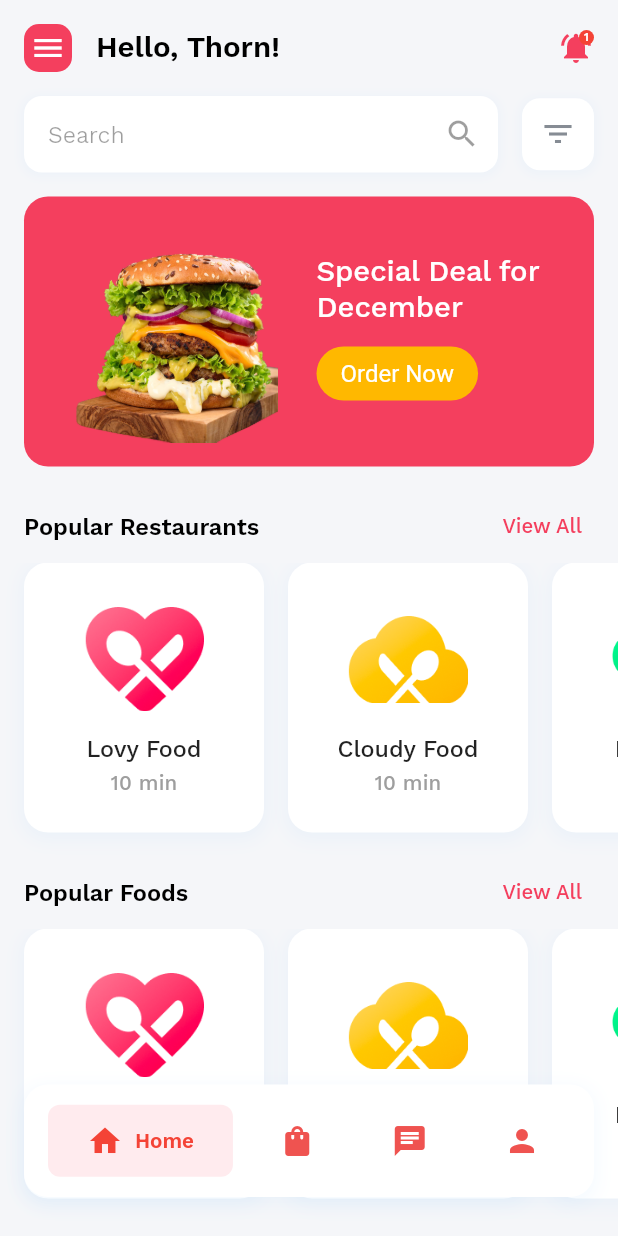
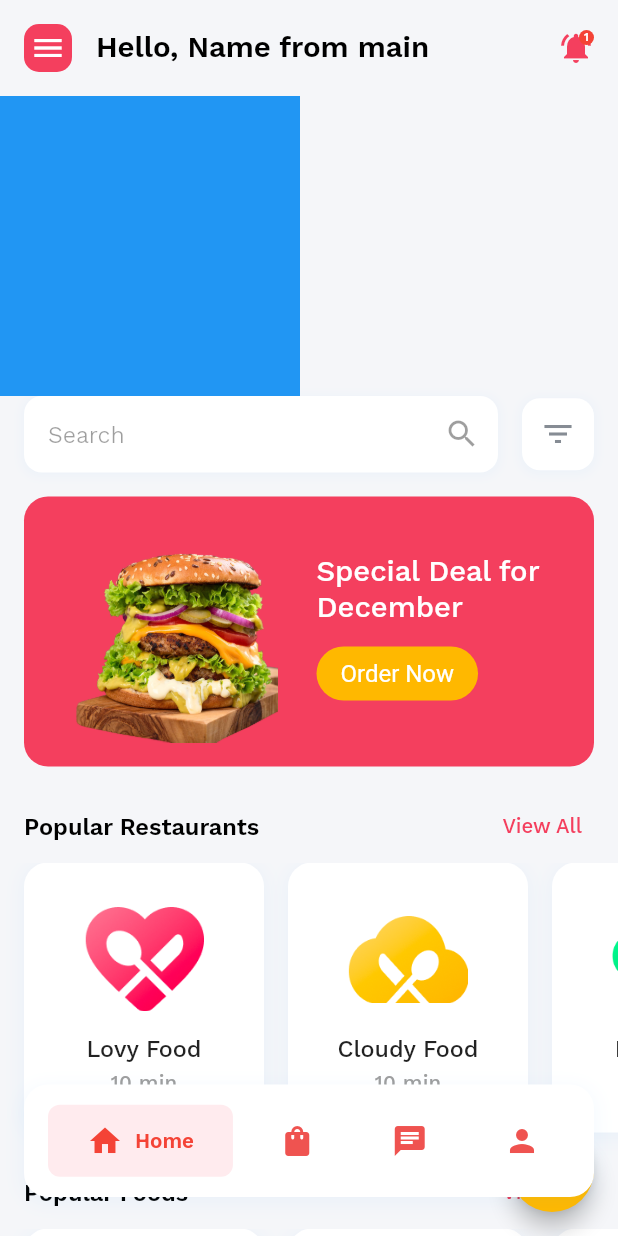
Before and after one commit to chornthorn/flutter_food_delivery_app_demo, a Flutter app: the screen it shows after launch, after a tap on "Get Started", on a phone screen of 412 x 824 dp. Run offline on Flutter 3.47's test engine with Material 2 defaults, Android fonts, the phone set to English and light mode, and no system bars.

Commit message:
lesson: state-management

```diff
--- a/lib/main.dart
+++ b/lib/main.dart
@@ -3,14 +3,23 @@ import 'package:flutter/services.dart';
 import 'package:flutter_food_delivery_app/common/constants.dart';
 import 'package:flutter_food_delivery_app/views/splash_page.dart';
 
+import 'models/my_model.dart';
 import 'router/app_router.dart';
 
+
+
 void main() {
-  runApp(MyApp());
+  runApp(
+    MyModel(
+      name: "Name from main",
+      myColor: Colors.blue,
+      child: MyApp(),
+    ),
+  );
 }
 
 class MyApp extends StatelessWidget {
-  const MyApp({Key? key}) : super(key: key);
+  MyApp({Key? key}) : super(key: key);
 
   @override
   Widget build(BuildContext context) {
--- /dev/null
+++ b/lib/models/my_model.dart
@@ -0,0 +1,28 @@
+import 'package:flutter/material.dart';
+
+class MyModel extends InheritedWidget {
+  MyModel({required super.child, required this.name,this.myColor = Colors.red});
+
+  final String name;
+  Color myColor;
+
+  static MyModel? maybeOf(BuildContext context) {
+    return context.dependOnInheritedWidgetOfExactType<MyModel>();
+  }
+
+  static MyModel of(BuildContext context) {
+    final MyModel? result = maybeOf(context);
+    assert(result != null, 'No FrogColor found in context');
+    return result!;
+  }
+
+  // method
+  void changeColor() {
+    myColor = Colors.pink;
+  }
+
+  @override
+  bool updateShouldNotify(covariant InheritedWidget oldWidget) {
+    return true;
+  }
+}
--- a/lib/views/home_page.dart
+++ b/lib/views/home_page.dart
@@ -1,8 +1,10 @@
 import 'package:flutter/material.dart';
+import 'package:flutter_food_delivery_app/main.dart';
 
 import '../common/constants.dart';
 import '../components/restaurant_item_card.dart';
 import '../components/search_and_filter_widget.dart';
+import '../models/my_model.dart';
 import 'popular_list_page.dart';
 
 class HomePage extends StatefulWidget {
@@ -17,12 +19,24 @@ class HomePage extends StatefulWidget {
 class _HomePageState extends State<HomePage> {
   @override
   Widget build(BuildContext context) {
+
     return Scaffold(
+      floatingActionButton: FloatingActionButton(
+        onPressed: () {
+          MyModel.of(context).changeColor();
+        },
+        child: const Icon(Icons.add),
+      ),
       body: SingleChildScrollView(
         child: Column(
           crossAxisAlignment: CrossAxisAlignment.start,
           children: [
-            _buildTopSection(),
+            _buildTopSection(MyModel.of(context).name ),
+            Container(
+              height: 200,
+              width: 200,
+              color: MyModel.of(context).myColor,
+            ),
             SearchAndFilterWidget(),
             _buildBannerWidget(context),
             _TitleSectionWidget(
@@ -177,7 +191,7 @@ class _HomePageState extends State<HomePage> {
     );
   }
 
-  _buildTopSection() {
+  _buildTopSection(String name) {
     return Padding(
       padding: EdgeInsets.symmetric(horizontal: 16, vertical: 16),
       child: Row(
@@ -196,7 +210,7 @@ class _HomePageState extends State<HomePage> {
           const SizedBox(width: 16),
           Expanded(
             child: Text(
-              'Hello, Thorn!',
+              'Hello, $name',
               style: Theme.of(context).textTheme.subtitle1!.copyWith(
                     color: Colors.black,
                     fontSize: 20,
```
Also changed, not shown: assets/img/banner_food.png (added), 1 other file.
